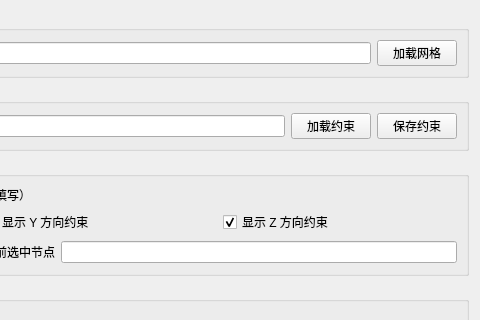
asd977/base_cae, file plugins/Base_PhysicalField/ConstraintSettingWidget.ui: the form before one commit; both pictures show x 280 to 760 and y 0 to 320 of the 760 by 780 pixel window.
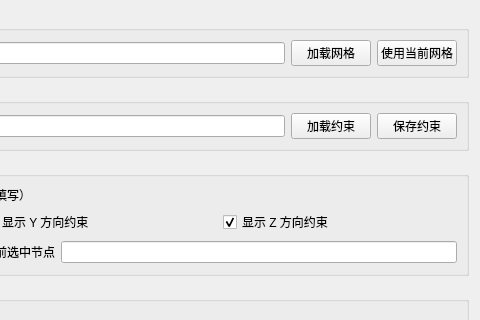
The form after the commit.

Commit message: Use mesh module service for physical field mesh

What changed in the file:
```diff
--- a/plugins/Base_PhysicalField/ConstraintSettingWidget.ui
+++ b/plugins/Base_PhysicalField/ConstraintSettingWidget.ui
@@ -30,6 +30,13 @@
         </property>
        </widget>
       </item>
+      <item>
+       <widget class="QPushButton" name="buttonUseCurrentMesh">
+        <property name="text">
+         <string>使用当前网格</string>
+        </property>
+       </widget>
+      </item>
      </layout>
     </widget>
    </item>
```
The commit also changes 5 other files.
